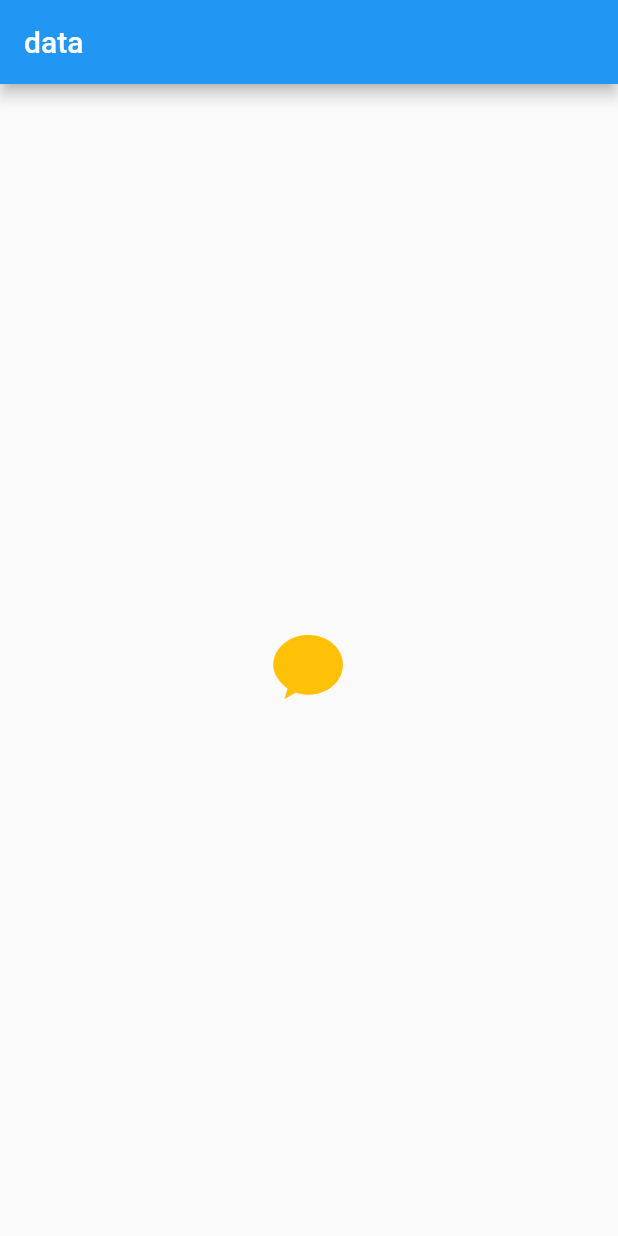
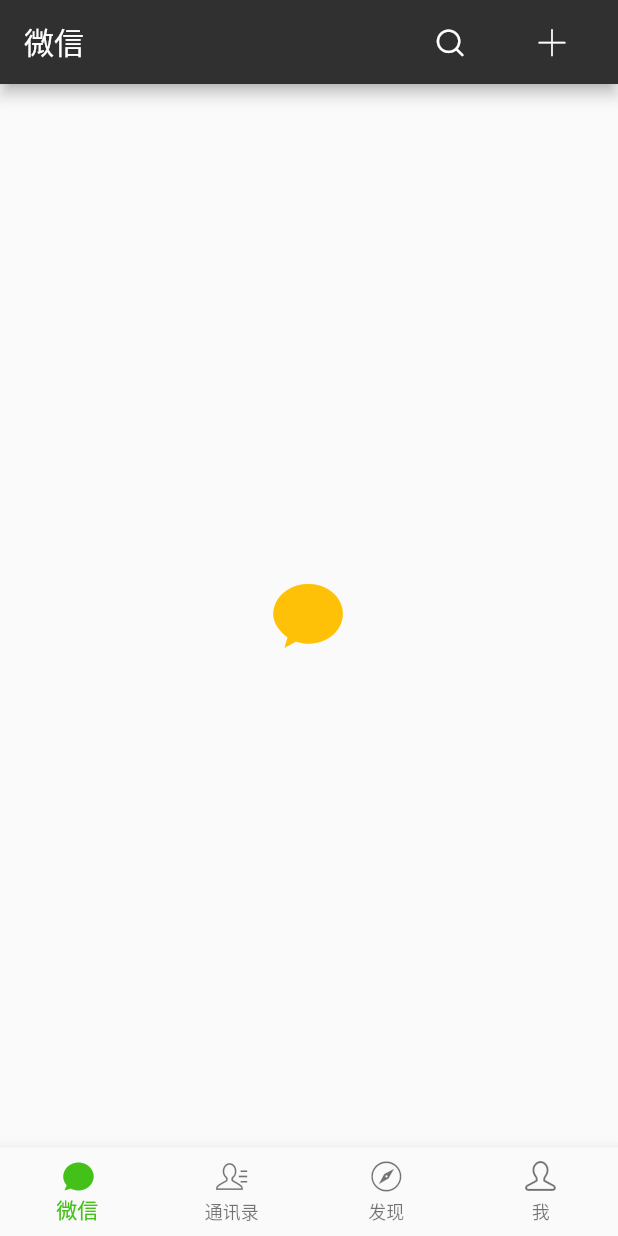
Before and after one commit to MayIGetKepler/flutter_wechat, a Flutter app: the screen it shows after launch, on a phone screen of 412 x 824 dp. Run offline on Flutter 3.47's test engine with Material 2 defaults, Android fonts, the phone set to English and light mode, and no system bars.

Commit message:
新增底部栏与顶部菜单按钮

```diff
--- /dev/null
+++ b/lib/constants.dart
@@ -0,0 +1,5 @@
+
+
+class AppColors{
+  static const AppBarColor = 0xff303030;
+}
--- a/lib/main.dart
+++ b/lib/main.dart
@@ -1,4 +1,6 @@
 import 'package:flutter/material.dart';
+import 'package:flutter/services.dart';
+import 'constants.dart' show AppColors;
 
 void main(List<String> args) => runApp(MyApp());
 
@@ -7,17 +9,86 @@ class MyApp extends StatefulWidget {
 }
 
 class _MyAppState extends State<MyApp> {
+  SystemUiOverlayStyle style =
+      SystemUiOverlayStyle(statusBarColor: Colors.transparent);
+  List<NavigationIconView> _navigationViews;
+  var _currentIndex = 0;
+  @override
+  void initState() {
+    super.initState();
+    _navigationViews = [
+      NavigationIconView(
+          title: '微信', icon: IconData(0xe603, fontFamily: 'appIconFont'),activeIcon: IconData(0xe621, fontFamily: 'appIconFont')),
+      NavigationIconView(
+          title: '通讯录', icon: IconData(0xe602, fontFamily: 'appIconFont'),activeIcon: IconData(0xe955, fontFamily: 'appIconFont')),
+      NavigationIconView(
+          title: '发现', icon: IconData(0xe6b9, fontFamily: 'appIconFont'),activeIcon: IconData(0xe6ea, fontFamily: 'appIconFont')),
+      NavigationIconView(
+          title: '我', icon: IconData(0xe600, fontFamily: 'appIconFont'),activeIcon: IconData(0xe604, fontFamily: 'appIconFont')),
+    ];
+  }
+
   @override
   Widget build(BuildContext context) {
+    SystemChrome.setSystemUIOverlayStyle(style);
+    final BottomNavigationBar bottomNavBar = BottomNavigationBar(
+        items: _navigationViews.map((NavigationIconView view)=>view.item).toList(),
+      onTap: (index) {setState(() {
+              _currentIndex = index;
+            });},
+      currentIndex:_currentIndex,
+      type: BottomNavigationBarType.fixed,
+      fixedColor: Color(0xff43C118),
+    );
     return Container(
-       child: MaterialApp(
-         home: Scaffold(
-           appBar: AppBar(title: Text('data'),),
-           body: Center(
-             child: Container(child: Icon(IconData(0xe69e,fontFamily:"iconfont"),color: Colors.amber,size: 50,))
-           ),
-         ),
-       ),
+      child: MaterialApp(
+        debugShowCheckedModeBanner: false,
+        theme: Theme.of(context)
+            .copyWith(primaryColor: Color(AppColors.AppBarColor)),
+        home: Scaffold(
+            appBar: AppBar(
+              title: Text('微信'),
+              actions: <Widget>[
+                IconButton(
+                  icon: Icon(
+                    IconData(0xe954, fontFamily: 'appIconFont'),
+                    size: 20,
+                  ),
+                  onPressed: () {},
+                ),
+                SizedBox(
+                  width: 20,
+                ),
+                PopupMenuButton(
+                  icon: Icon(IconData(0xe620, fontFamily: 'appIconFont'),
+                      size: 18),
+                  itemBuilder: (context) {},
+                ),
+                SizedBox(
+                  width: 20,
+                ),
+              ],
+            ),
+            body: Center(
+                child: Container(
+                    child: Icon(
+              IconData(0xe69e, fontFamily: "appIconFont"),
+              color: Colors.amber,
+              size: 50,
+            ))),
+            bottomNavigationBar: bottomNavBar),
+      ),
     );
   }
 }
+
+class NavigationIconView {
+  final BottomNavigationBarItem item;
+  NavigationIconView(
+      {key: Key, String title, IconData icon, IconData activeIcon})
+      : item = BottomNavigationBarItem(
+          title: Text(title,),
+          icon: Icon(icon,),
+          activeIcon: Icon(activeIcon,)
+        );
+}
--- a/pubspec.yaml
+++ b/pubspec.yaml
@@ -32,7 +32,7 @@ dev_dependencies:
 flutter:
   uses-material-design: true
   fonts:
-    - family: iconfont
+    - family: appIconFont
       fonts:
         - asset: assets/fonts/iconfont.ttf
   # To add assets to your application, add an assets section, like this:
```
Also changed, not shown: assets/fonts/iconfont.ttf.
